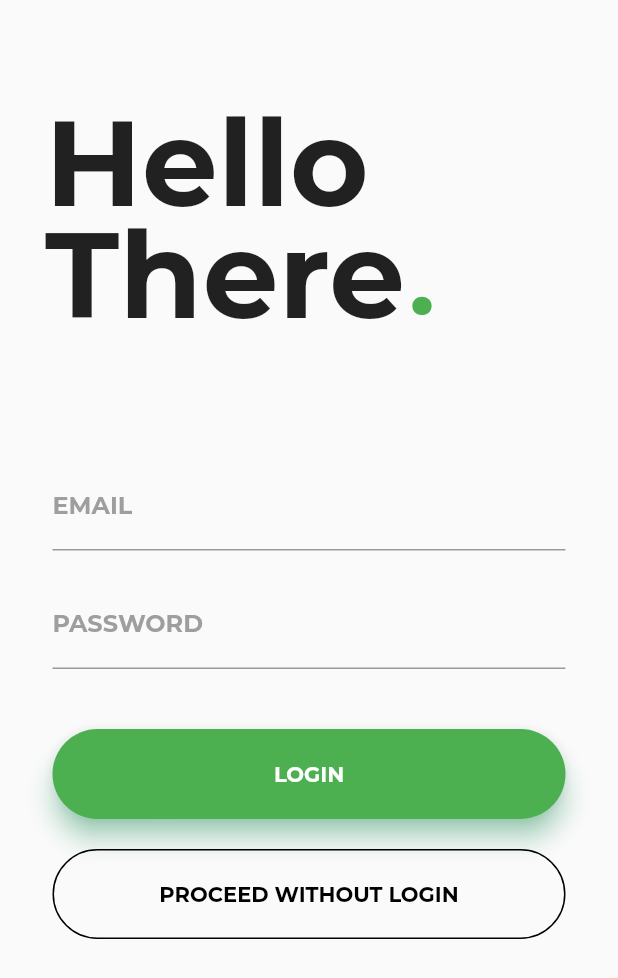
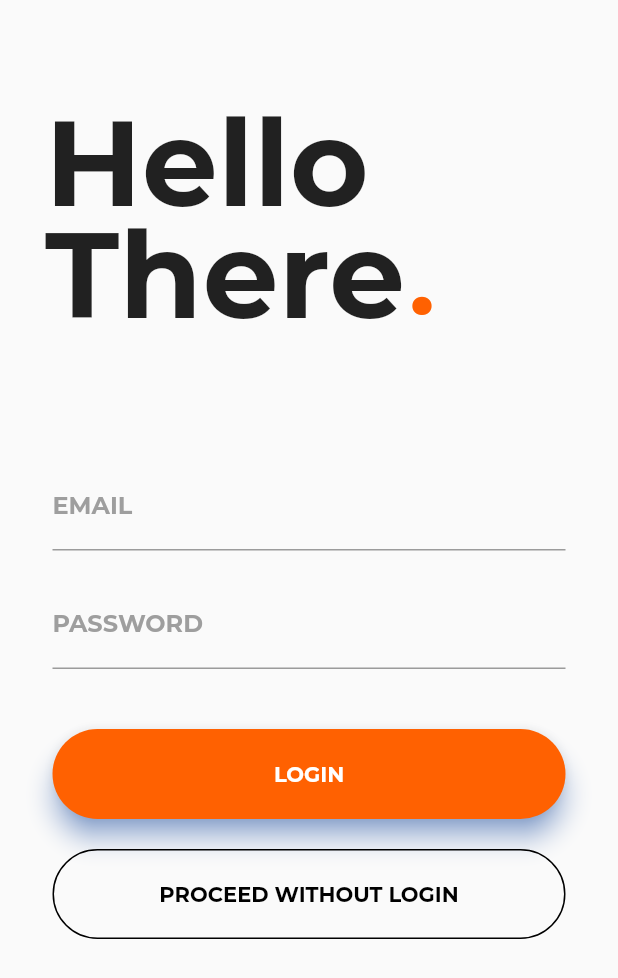
Before and after one commit to jashasweejena/Charts_Example_Flutter, a Flutter app: the screen it shows after launch, on a phone screen of 412 x 824 dp. Shown: the top 978 px of the screen. Run offline on Flutter 3.47's test engine with Material 2 defaults, Android fonts, the phone set to English and light mode, and no system bars; our stand-ins replace charts_flutter, font_awesome_flutter, numberpicker; project files that could hold a hidden picture were left out.

Commit message:
Graphically: Change color of components and set MaterialRoute on Login btn

```diff
--- a/lib/loginscreen.dart
+++ b/lib/loginscreen.dart
@@ -1,4 +1,6 @@
 import 'package:flutter/material.dart';
+
+import 'number.dart';
 
 class LoginPage extends StatefulWidget {
   @override
@@ -44,7 +46,7 @@ class _LoginPageState extends State<LoginPage> {
                           style: TextStyle(
                             fontSize: 80.0,
                             fontWeight: FontWeight.bold,
-                            color: Colors.green,
+                            color: Color(0xffff6101),
                           )),
                     )
                   ],
@@ -63,7 +65,7 @@ class _LoginPageState extends State<LoginPage> {
                             color: Colors.grey,
                           ),
                           focusedBorder: UnderlineInputBorder(
-                              borderSide: BorderSide(color: Colors.green))),
+                              borderSide: BorderSide(color: Color(0xffff6101)))),
                     ),
                     SizedBox(
                       height: 20.0,
@@ -77,7 +79,7 @@ class _LoginPageState extends State<LoginPage> {
                           color: Colors.grey,
                         ),
                         focusedBorder: UnderlineInputBorder(
-                            borderSide: BorderSide(color: Colors.green)),
+                            borderSide: BorderSide(color: Color(0xffff6101))),
                       ),
                       obscureText: true,
                     ),
@@ -88,11 +90,16 @@ class _LoginPageState extends State<LoginPage> {
                       height: 60.0,
                       child: Material(
                         borderRadius: BorderRadius.circular(30.0),
-                        shadowColor: Colors.greenAccent,
-                        color: Colors.green,
+                        shadowColor: Colors.blueAccent,
+                        color: Color(0xffff6101),
                         elevation: 7.0,
                         child: GestureDetector(
-                          onTap: () {},
+                          onTap: () {
+                            Navigator.push(
+                        context,
+                        new MaterialPageRoute(
+                            builder: (context) => EnterNumber()));
+                          },
                           child: Center(
                             child: Text(
                               'LOGIN',
```
